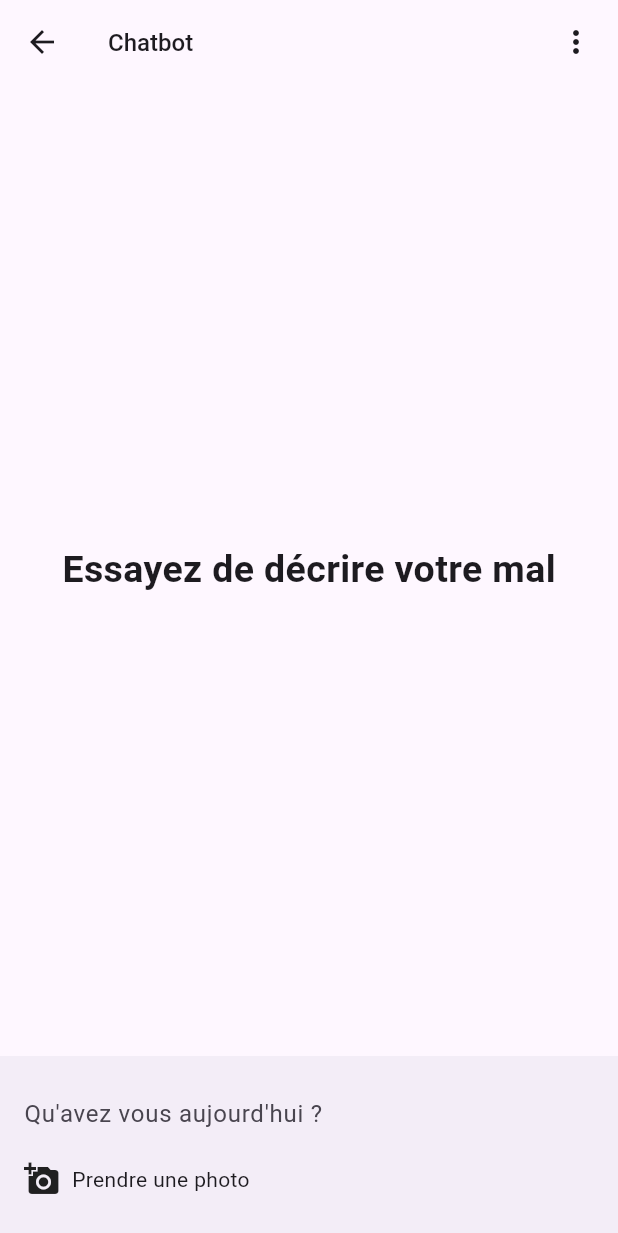
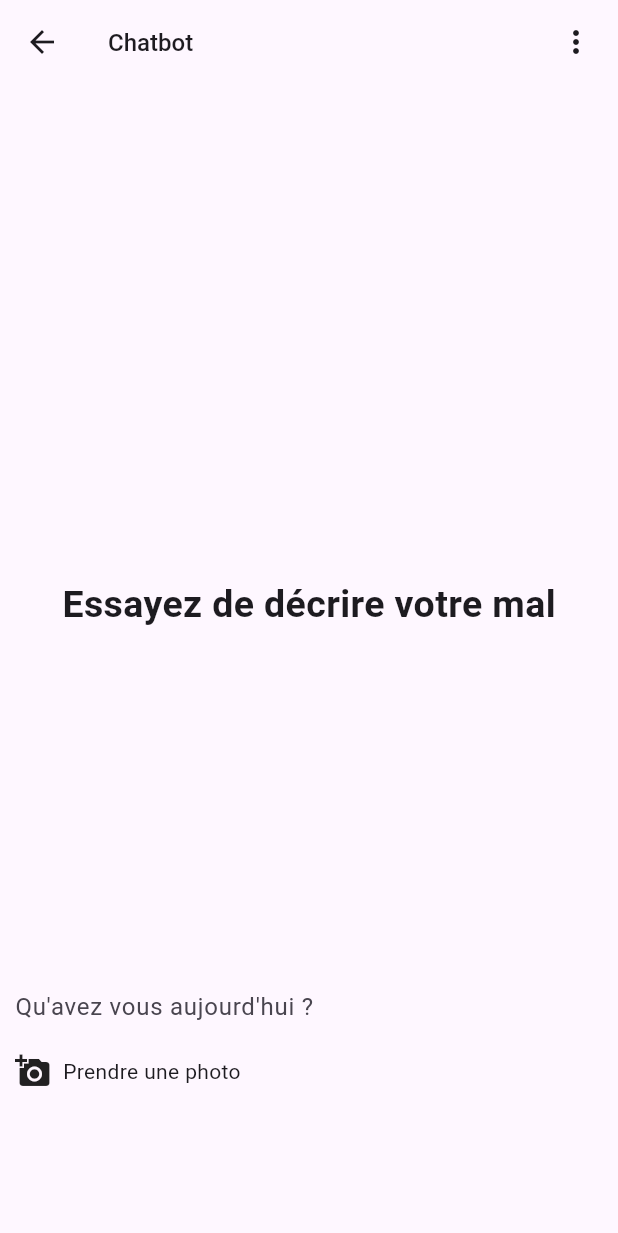
Before and after one commit to Medenou/medi, a Flutter app: the MyAppHome screen opened directly, after a tap on "Chatbot", on a phone screen of 412 x 824 dp. Shown: the top 1233 px of the screen. Run offline on Flutter 3.47's test engine with Material 3 defaults, Android fonts, the phone set to English and light mode, and no system bars; our stand-ins replace cloud_firestore, firebase_auth, firebase_core, font_awesome_flutter; accounts and stored records are empty.

Commit message:
reajustement du code

```diff
--- a/mediclic/lib/main.dart
+++ b/mediclic/lib/main.dart
@@ -1,6 +1,7 @@
 // main.dart
 import 'package:firebase_core/firebase_core.dart';
 import 'package:mediclic/pages/connexionpages/login_screen.dart';
+import 'package:mediclic/pages/navigation.dart';
 
 import 'firebase_options.dart';
 import 'package:flutter/material.dart';
@@ -22,6 +23,6 @@ class MyApp extends StatelessWidget {
 
   @override
   Widget build(BuildContext context) {
-    return MaterialApp(debugShowCheckedModeBanner: false, home: LoginScreen());
+    return MaterialApp(debugShowCheckedModeBanner: false, home: MyAppHome());
   }
 }
--- a/mediclic/lib/otherpages/chatbot.dart
+++ b/mediclic/lib/otherpages/chatbot.dart
@@ -27,25 +27,24 @@ class _ChatBotState extends State<ChatBot> {
         ),
       ),
       body: SafeArea(
+        child: SingleChildScrollView(
           child: Column(
-          mainAxisAlignment: MainAxisAlignment.center,
-          // mainAxisSize: MainAxisSize.min,
-          // crossAxisAlignment: CrossAxisAlignment.center,
+            mainAxisAlignment: MainAxisAlignment.start,
+            crossAxisAlignment: CrossAxisAlignment.center,
             children: [
+              SizedBox(height: MediaQuery.of(context).size.height * 0.4),
               Center(
                 child: Text(
                   'Essayez de décrire votre mal',
                   style: TextStyle(fontSize: 25, fontWeight: FontWeight.bold),
                 ),
               ),
-          ],
+              SizedBox(height: MediaQuery.of(context).size.height * 0.27),
+              Container(
+                padding: EdgeInsets.only(left: 10, right: 10),
+                decoration: BoxDecoration(
+                  borderRadius: BorderRadius.all(Radius.circular(15)),
                 ),
-      ),
-      //bottomNavigationApp
-      bottomNavigationBar: SingleChildScrollView(child:
-       BottomAppBar(
-        height: 120,
-        child: SingleChildScrollView(
                 child: Column(
                   crossAxisAlignment: CrossAxisAlignment.center,
                   mainAxisSize: MainAxisSize.min,
@@ -53,7 +52,6 @@ class _ChatBotState extends State<ChatBot> {
                   spacing: 10,
                   children: [
                     TextField(
-
                       autocorrect: true,
                       decoration: InputDecoration(
                         hintText: '''Qu'avez vous aujourd'hui ?''',
@@ -74,21 +72,21 @@ class _ChatBotState extends State<ChatBot> {
                             mainAxisSize: MainAxisSize.min,
                             spacing: 8,
                             children: [
-                        Icon(
-                          Icons.add_a_photo,
-
-                        ),
+                              Icon(Icons.add_a_photo),
                               Text('Prendre une photo'),
                             ],
                           ),
                         ),
-
                       ],
                     ),
                   ],
                 ),
               ),
-      ),),
+              SizedBox(height: 20),
+            ],
+          ),
+        ),
+      ),
     );
   }
 }
--- a/mediclic/lib/otherpages/clinique.dart
+++ b/mediclic/lib/otherpages/clinique.dart
@@ -17,21 +17,20 @@ class _CliniqueState extends State {
     double largeur = MediaQuery.of(context).size.width;
 
     return SizedBox(
-      height: hauteur * 0.2,
+      height: hauteur * 0.3,
       child: ListView.builder(
-
+        scrollDirection: Axis.horizontal,
         itemCount: 10,
         itemBuilder: (context, index) {
           return SizedBox(
-            width: largeur * 0.2,
-            height: hauteur * 0.17,
+            width: largeur * 0.4,
+            height: hauteur * 0.3,
             child: Column(
               children: [
-                Container(height: hauteur * 0.15, color: Colors.black),
+                Container(height: hauteur * 0.22, color: Colors.black),
                 ListTile(
                   leading: Text('AZOVE'),
                   subtitle: Text('Abomey Calavi'),
-                  title: Text('24h/24'),
                 ),
               ],
             ),
--- a/mediclic/lib/pages/connexionpages/login_screen.dart
+++ b/mediclic/lib/pages/connexionpages/login_screen.dart
@@ -76,7 +76,7 @@ class _LoginScreenState extends State<LoginScreen> {
                 children: [
                   SizedBox(height: 10),
                   // Logo
-                   Center(child: Image.asset('assets/logo.png', height: 300)),
+                   Center(child: Image.asset('assets/logo.png', height: MediaQuery.of(context).size.height*0.2)),
                   SizedBox(height: 20),
 
                   // Titre
--- a/mediclic/lib/pages/navigation.dart
+++ b/mediclic/lib/pages/navigation.dart
@@ -1,7 +1,6 @@
 // pages/navigation.dart
 import 'package:flutter/material.dart';
 import 'package:mediclic/otherpages/chatbot.dart';
-import 'package:mediclic/pages/connexionpages/login_screen.dart';
 import 'package:mediclic/pages/dossier_medical.dart';
 import 'package:mediclic/pages/home.dart';
 import 'package:font_awesome_flutter/font_awesome_flutter.dart';
@@ -17,7 +16,7 @@ class MyAppHome extends StatefulWidget {
 }
 
 class _MyAppHomeState extends State<MyAppHome> {
-  final List<Widget> pages = [Home(), DossierMedical(),LoginScreen(), Profil()];
+  final List<Widget> pages = [Home(), DossierMedical(),Scaffold(), Profil()];
   int selectedIndex = 0;
   @override
   Widget build(BuildContext context) {
```
Also changed, not shown: mediclic/lib/otherpages/clniquedetails.dart (+4 -4 lines), mediclic/lib/pages/connexionpages/signup_screen.dart (+9 -6 lines). Lines whose indentation alone changed are shown as unchanged.
